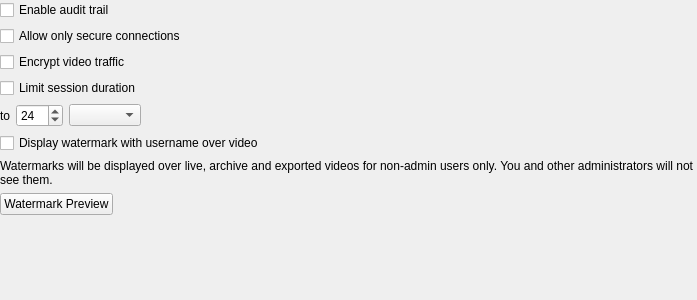
Qt form vms/client/nx_vms_client_desktop/src/nx/vms/client/desktop/system_administration/widgets/security_settings_widget.ui (networkoptix/nx_open) before a commit.
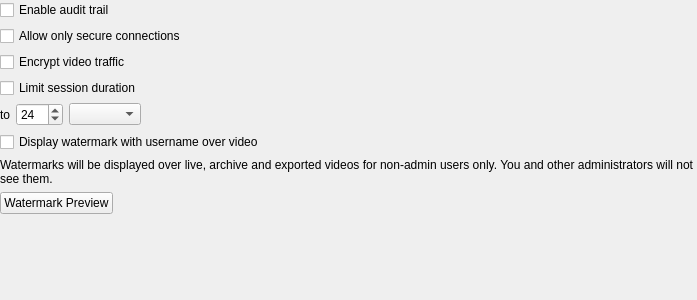
The same form after that commit. Custom widgets are drawn as their Qt base class.

Commit message:
VMS-13708: Updated "Limit Session" controls behaviour in System Settings
<==== Mercurial data ====>
Branch: vms_4.0_gui

What changed in the file:
```diff
--- a/vms/client/nx_vms_client_desktop/src/nx/vms/client/desktop/system_administration/widgets/security_settings_widget.ui
+++ b/vms/client/nx_vms_client_desktop/src/nx/vms/client/desktop/system_administration/widgets/security_settings_widget.ui
@@ -91,7 +91,16 @@
    </item>
    <item>
     <widget class="QWidget" name="limitSessionLengthWidget" native="true">
+     <property name="sizePolicy">
+      <sizepolicy hsizetype="Preferred" vsizetype="Maximum">
+       <horstretch>0</horstretch>
+       <verstretch>0</verstretch>
+      </sizepolicy>
+     </property>
      <layout class="QVBoxLayout" name="verticalLayout">
+      <property name="spacing">
+       <number>4</number>
+      </property>
       <property name="leftMargin">
        <number>0</number>
       </property>
@@ -145,15 +154,56 @@
        </layout>
       </item>
       <item>
-       <layout class="QHBoxLayout" name="horizontalLayout_2">
-        <item>
-         <widget class="QLabel" name="limitSessionToLabel">
-          <property name="text">
-           <string>to</string>
-          </property>
-         </widget>
-        </item>
-        <item>
+       <spacer name="verticalSpacer_2">
+        <property name="orientation">
+         <enum>Qt::Vertical</enum>
+        </property>
+        <property name="sizeHint" stdset="0">
+         <size>
+          <width>20</width>
+          <height>1</height>
+         </size>
+        </property>
+       </spacer>
+      </item>
+      <item alignment="Qt::AlignTop">
+       <widget class="QWidget" name="limitSessionDetailsWidget" native="true">
+        <property name="sizePolicy">
+         <sizepolicy hsizetype="Preferred" vsizetype="Maximum">
+          <horstretch>0</horstretch>
+          <verstretch>0</verstretch>
+         </sizepolicy>
+        </property>
+        <layout class="QGridLayout" name="gridLayout">
+         <property name="leftMargin">
+          <number>0</number>
+         </property>
+         <property name="topMargin">
+          <number>0</number>
+         </property>
+         <property name="rightMargin">
+          <number>0</number>
+         </property>
+         <property name="bottomMargin">
+          <number>0</number>
+         </property>
+         <property name="verticalSpacing">
+          <number>0</number>
+         </property>
+         <item row="0" column="4">
+          <spacer name="horizontalSpacer">
+           <property name="orientation">
+            <enum>Qt::Horizontal</enum>
+           </property>
+           <property name="sizeHint" stdset="0">
+            <size>
+             <width>40</width>
+             <height>20</height>
+            </size>
+           </property>
+          </spacer>
+         </item>
+         <item row="0" column="1">
          <widget class="QSpinBox" name="limitSessionValueSpinBox">
           <property name="minimum">
            <number>1</number>
@@ -166,23 +216,18 @@
           </property>
          </widget>
         </item>
-        <item>
+         <item row="0" column="2">
          <widget class="QComboBox" name="limitSessionUnitsComboBox"/>
         </item>
-        <item>
-         <spacer name="horizontalSpacer">
-          <property name="orientation">
-           <enum>Qt::Horizontal</enum>
-          </property>
-          <property name="sizeHint" stdset="0">
-           <size>
-            <width>40</width>
-            <height>20</height>
-           </size>
-          </property>
-         </spacer>
-        </item>
-       </layout>
+         <item row="0" column="0">
+          <widget class="QLabel" name="limitSessionToLabel">
+           <property name="text">
+            <string>to</string>
+           </property>
+          </widget>
+         </item>
+        </layout>
+       </widget>
       </item>
      </layout>
     </widget>
```
Lines whose indentation alone changed are shown as unchanged. The commit also changes 1 other file.
